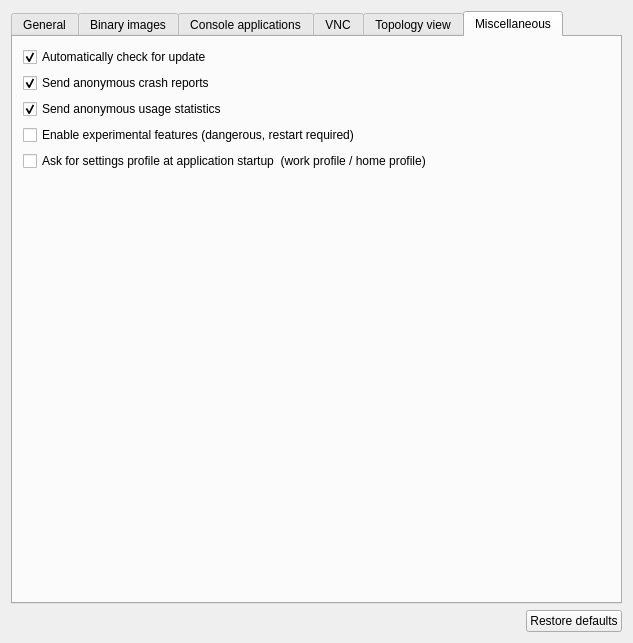
Before: the Qt Designer form gns3/ui/general_preferences_page.ui in GNS3/gns3-gui, drawn with Qt 5.
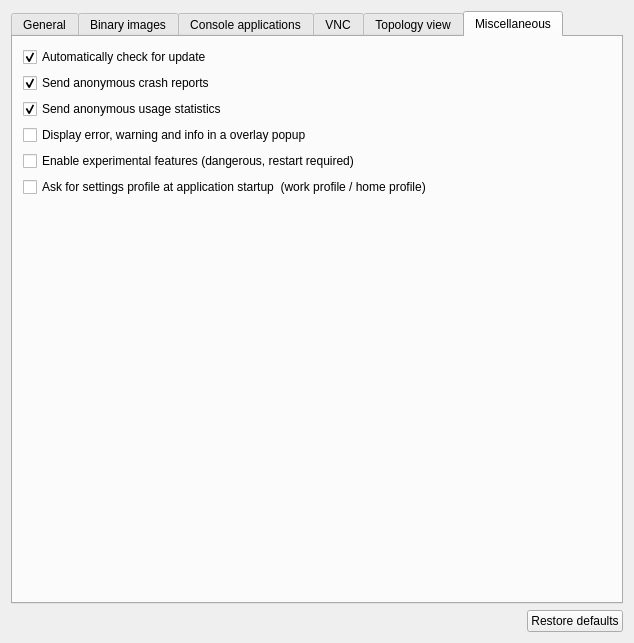
After: the same form once the commit is applied. The open tabs and pages were chosen to show the change.

Commit message: Add a checkbox to display or not notification in app

Diff of the .ui file:
```diff
--- a/gns3/ui/general_preferences_page.ui
+++ b/gns3/ui/general_preferences_page.ui
@@ -6,7 +6,7 @@
    <rect>
     <x>0</x>
     <y>0</y>
-    <width>633</width>
+    <width>634</width>
     <height>643</height>
    </rect>
   </property>
@@ -773,6 +773,13 @@
          </property>
         </widget>
        </item>
+       <item>
+        <widget class="QCheckBox" name="uiOverlayNotificationsCheckBox">
+         <property name="text">
+          <string>Display error, warning and info in a overlay popup</string>
+         </property>
+        </widget>
+       </item>
        <item>
         <widget class="QCheckBox" name="uiExperimentalFeaturesCheckBox">
          <property name="text">
```
The commit also changes 4 other files.
